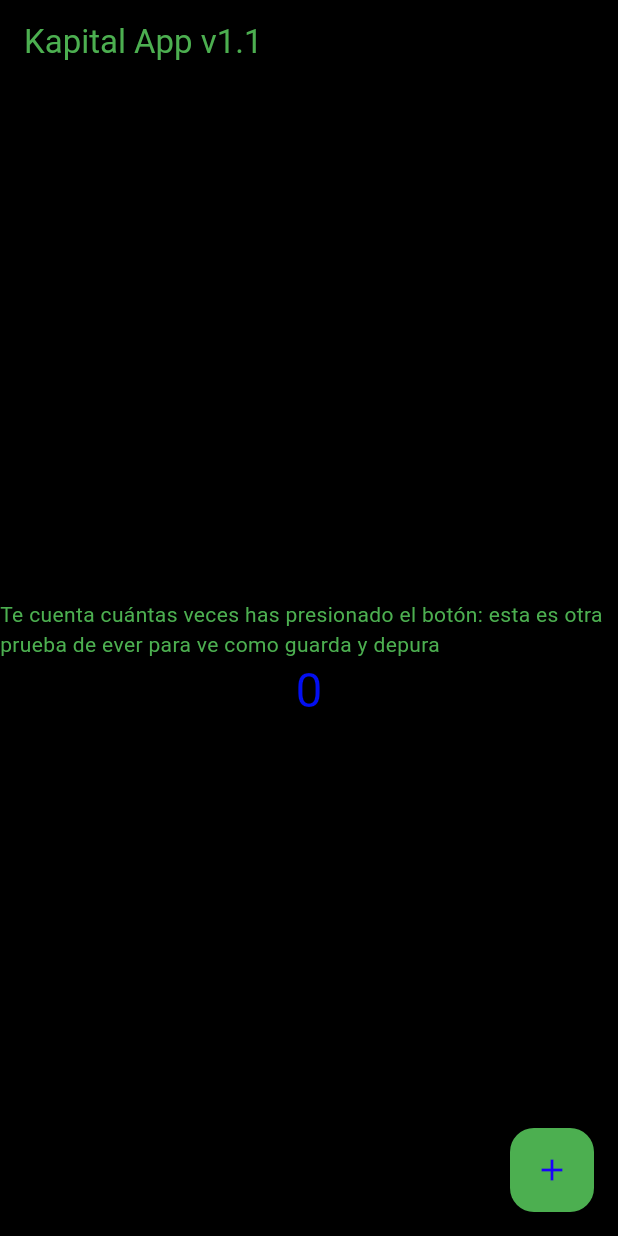
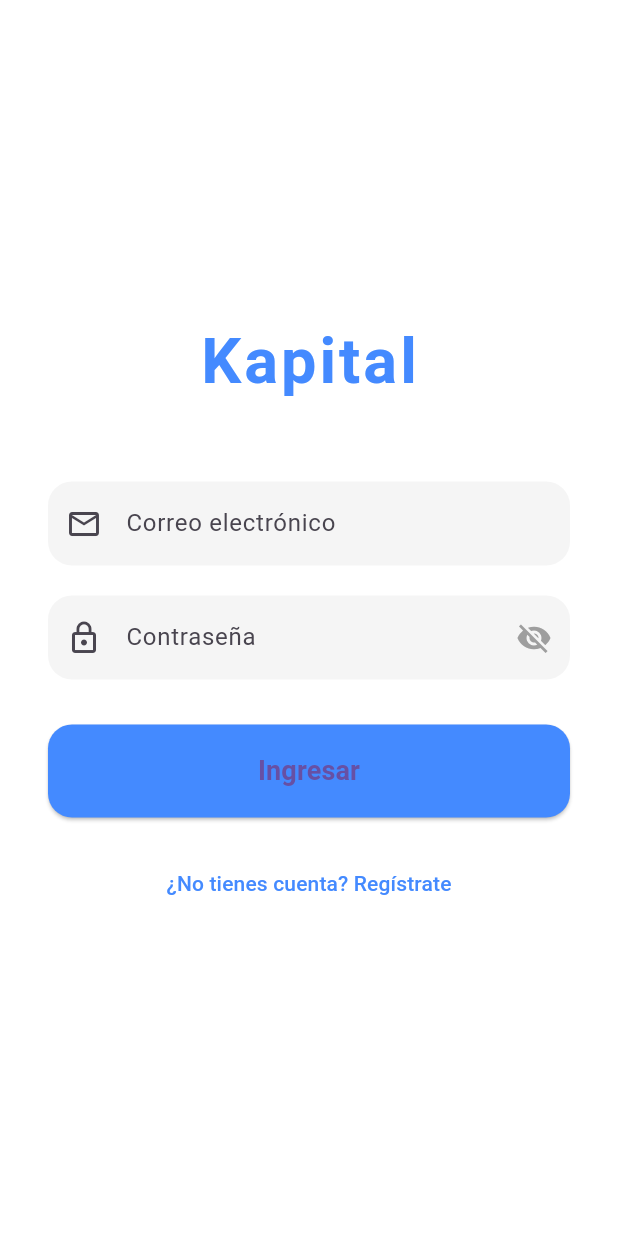
Before and after one commit to ever360/Kapital_App, a Flutter app: the screen it shows after launch, on a phone screen of 412 x 824 dp. Run offline on Flutter 3.47's test engine with Material 3 defaults, Android fonts, the light colour scheme and no system bars; our stand-ins replace supabase_flutter; accounts and stored records are empty.

Commit message:
prueba 1, login

```diff
--- a/lib/main.dart
+++ b/lib/main.dart
@@ -1,79 +1,32 @@
 import 'package:flutter/material.dart';
+import 'package:supabase_flutter/supabase_flutter.dart';
+import 'pages/login_page.dart';
+import 'pages/register_page.dart';
+import 'pages/home_page.dart';
 
-void main() {
-  runApp(const MyApp());
+void main() async {
+  WidgetsFlutterBinding.ensureInitialized();
+  await Supabase.initialize(
+    url: 'TU_SUPABASE_URL', // reemplaza con tu URL de Supabase
+    anonKey: 'TU_SUPABASE_ANON_KEY', // reemplaza con tu anonKey
+  );
+  runApp(const KapitalApp()); // ahora sí puede ser const
 }
 
-class MyApp extends StatelessWidget {
-  const MyApp({super.key});
+class KapitalApp extends StatelessWidget {
+  const KapitalApp({super.key}); // constructor const con super.key
 
   @override
   Widget build(BuildContext context) {
     return MaterialApp(
-      title: 'Kapital App v1.1',
-      theme: ThemeData(
-        brightness: Brightness.dark, // Activa tema oscuro
-        scaffoldBackgroundColor: Colors.black, // Fondo negro
-        textTheme: const TextTheme(
-          bodyMedium: TextStyle(color: Colors.green), // Texto verde
-          headlineMedium: TextStyle(
-            color: Color.fromARGB(255, 3, 15, 242),
-            fontSize: 32,
-          ),
-        ),
-        colorScheme: ColorScheme.fromSeed(
-          seedColor: Colors.green,
-          brightness: Brightness.dark,
-        ),
-      ),
-      home: const MyHomePage(title: 'Kapital App v1.1'),
+      title: 'Kapital',
+      theme: ThemeData(primarySwatch: Colors.blue),
+      initialRoute: '/login',
+      routes: {
+        '/login': (context) => LoginPage(),
+        '/register': (context) => RegisterPage(),
+        '/home': (context) => HomePage(), // no es const porque usa AuthService
+      },
     );
   }
 }
-
-class MyHomePage extends StatefulWidget {
-  const MyHomePage({super.key, required this.title});
-  final String title;
-
-  @override
-  State<MyHomePage> createState() => _MyHomePageState();
-}
-
-class _MyHomePageState extends State<MyHomePage> {
-  int _counter = 0;
-
-  void _incrementCounter() {
-    setState(() {
-      _counter++;
-    });
-  }
-
-  @override
-  Widget build(BuildContext context) {
-    return Scaffold(
-      appBar: AppBar(
-        backgroundColor: Colors.black,
-        title: Text(widget.title, style: const TextStyle(color: Colors.green)),
-      ),
-      body: Center(
-        child: Column(
-          mainAxisAlignment: MainAxisAlignment.center,
-          children: [
-            const Text('Te cuenta cuántas veces has presionado el botón: esta es otra prueba de ever para ve como guarda y depura'),
-            Text(
-              '$_counter',
-              style: Theme.of(context).textTheme.headlineMedium,
-            ),
-          ],
-        ),
-      ),
-
-      floatingActionButton: FloatingActionButton(
-        backgroundColor: Colors.green,
-        onPressed: _incrementCounter,
-        tooltip: 'Incrementar',
-        child: const Icon(Icons.add, color: Color.fromARGB(255, 27, 2, 250)),
-      ),
-    );
-  }
-}
--- /dev/null
+++ b/lib/pages/login_page.dart
@@ -0,0 +1,120 @@
+import 'package:flutter/material.dart';
+
+class LoginPage extends StatefulWidget {
+  const LoginPage({super.key});
+
+  @override
+  State<LoginPage> createState() => _LoginPageState();
+}
+
+class _LoginPageState extends State<LoginPage> {
+  bool _obscurePassword = true; // controla visibilidad de la contraseña
+
+  @override
+  Widget build(BuildContext context) {
+    return Scaffold(
+      backgroundColor: Colors.white,
+      body: Center(
+        child: SingleChildScrollView(
+          padding: const EdgeInsets.symmetric(horizontal: 32.0, vertical: 60),
+          child: Column(
+            mainAxisAlignment: MainAxisAlignment.center,
+            children: [
+              // Logo / título
+              const Text(
+                "Kapital",
+                style: TextStyle(
+                  fontSize: 42,
+                  fontWeight: FontWeight.bold,
+                  color: Colors.blueAccent,
+                  letterSpacing: 2,
+                ),
+              ),
+              const SizedBox(height: 50),
+
+              // Campo de email
+              TextField(
+                decoration: InputDecoration(
+                  hintText: "Correo electrónico",
+                  prefixIcon: const Icon(Icons.email_outlined),
+                  filled: true,
+                  fillColor: Colors.grey[100],
+                  border: OutlineInputBorder(
+                    borderRadius: BorderRadius.circular(16),
+                    borderSide: BorderSide.none,
+                  ),
+                ),
+              ),
+              const SizedBox(height: 20),
+
+              // Campo de contraseña con toggle
+              TextField(
+                obscureText: _obscurePassword,
+                decoration: InputDecoration(
+                  hintText: "Contraseña",
+                  prefixIcon: const Icon(Icons.lock_outline),
+                  suffixIcon: IconButton(
+                    icon: Icon(
+                      _obscurePassword
+                          ? Icons.visibility_off
+                          : Icons.visibility,
+                      color: Colors.grey,
+                    ),
+                    onPressed: () {
+                      setState(() {
+                        _obscurePassword = !_obscurePassword;
+                      });
+                    },
+                  ),
+                  filled: true,
+                  fillColor: Colors.grey[100],
+                  border: OutlineInputBorder(
+                    borderRadius: BorderRadius.circular(16),
+                    borderSide: BorderSide.none,
+                  ),
+                ),
+              ),
+              const SizedBox(height: 30),
+
+              // Botón de login
+              SizedBox(
+                width: double.infinity,
+                child: ElevatedButton(
+                  style: ElevatedButton.styleFrom(
+                    backgroundColor: Colors.blueAccent,
+                    padding: const EdgeInsets.symmetric(vertical: 18),
+                    shape: RoundedRectangleBorder(
+                      borderRadius: BorderRadius.circular(16),
+                    ),
+                  ),
+                  onPressed: () {
+                    Navigator.pushReplacementNamed(context, '/home');
+                  },
+                  child: const Text(
+                    "Ingresar",
+                    style: TextStyle(fontSize: 18, fontWeight: FontWeight.w600),
+                  ),
+                ),
+              ),
+              const SizedBox(height: 20),
+
+              // Link de registro
+              TextButton(
+                onPressed: () {
+                  Navigator.pushReplacementNamed(context, '/register');
+                },
+                child: const Text(
+                  "¿No tienes cuenta? Regístrate",
+                  style: TextStyle(
+                    color: Colors.blueAccent,
+                    fontWeight: FontWeight.w500,
+                  ),
+                ),
+              ),
+            ],
+          ),
+        ),
+      ),
+    );
+  }
+}
--- a/pubspec.yaml
+++ b/pubspec.yaml
@@ -34,6 +34,7 @@ dependencies:
   # The following adds the Cupertino Icons font to your application.
   # Use with the CupertinoIcons class for iOS style icons.
   cupertino_icons: ^1.0.8
+  supabase_flutter: ^2.12.0
 
 dev_dependencies:
   flutter_test:
```
Also changed, not shown: lib/pages/home_page.dart (added, +36 -0 lines), lib/pages/register_page.dart (added, +20 -0 lines), lib/services/auth_service.dart (added, +20 -0 lines), pubspec.lock, 6 other files.
